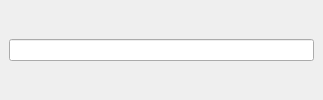
Above: studio/node_edit_dock.ui from caryoscelus/rainynite-studio before the change. Below: the same form after it.
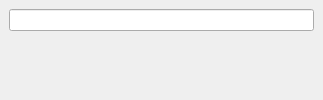
That is the form after the change.

Commit message: Custom node editing widgets

Patch:
```diff
--- a/studio/node_edit_dock.ui
+++ b/studio/node_edit_dock.ui
@@ -13,10 +13,13 @@
   <property name="windowTitle">
    <string>Node &amp;Edit</string>
   </property>
-  <widget class="QWidget" name="dockWidgetContents">
-   <layout class="QHBoxLayout" name="horizontalLayout">
+  <widget class="QWidget" name="content">
+   <layout class="QVBoxLayout" name="verticalLayout">
     <item>
-     <widget class="QLineEdit" name="edit"/>
+     <widget class="QLineEdit" name="text_edit"/>
+    </item>
+    <item>
+     <widget class="QWidget" name="custom_placeholder" native="true"/>
     </item>
    </layout>
   </widget>
```
The commit also changes 7 other files.
